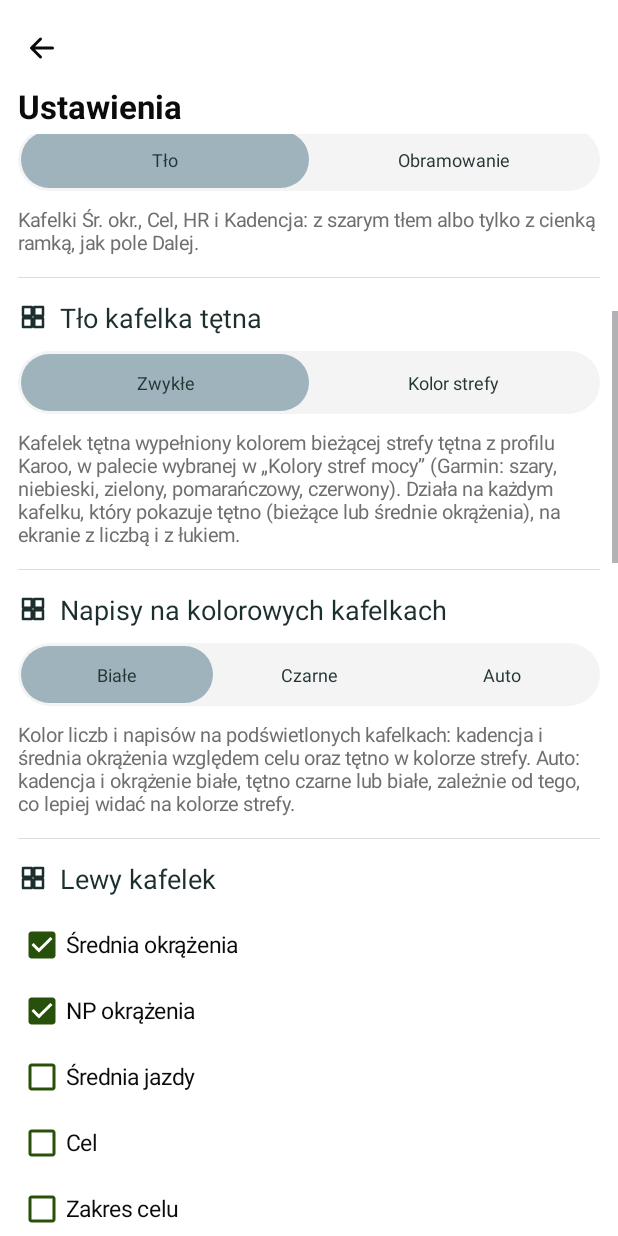
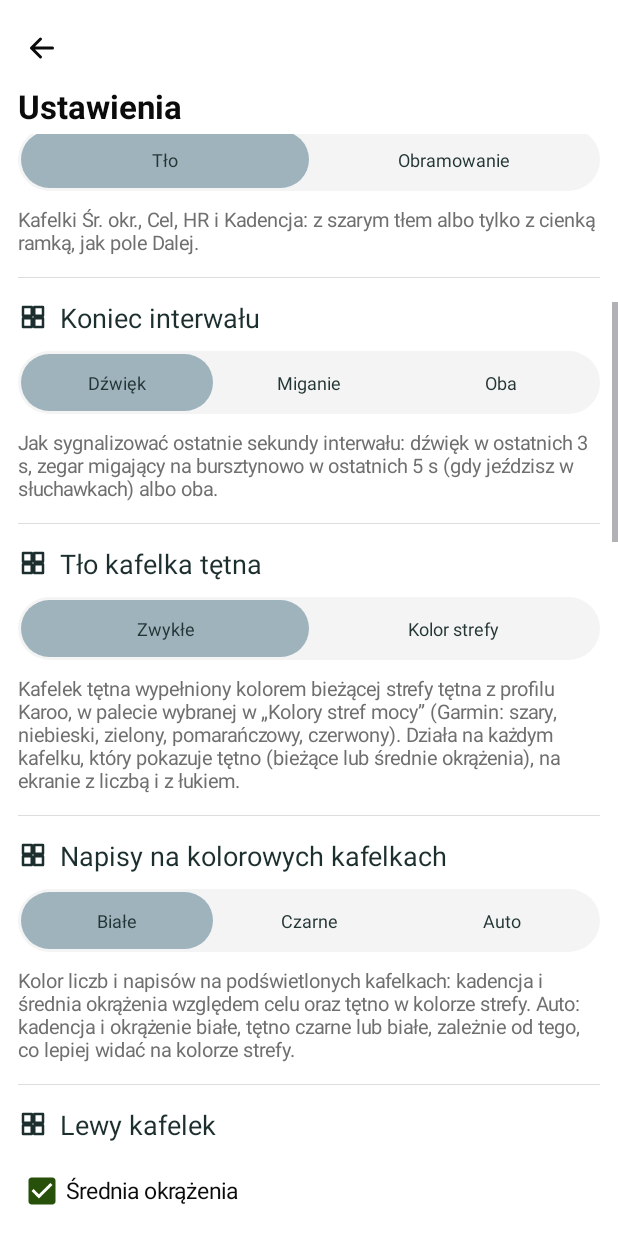
Before and after one commit to lukaszzsch/karoo-interval-stride, an Android app: the SettingsActivity screen opened directly, with no data from a screen before it, scrolled down 514 dp, on a phone screen of 412 x 824 dp. Run offline under Robolectric (Android 15) with nearby library versions, the phone set to English and light mode, and no system bars; our stand-ins replace Timber.

Commit message:
Settings › Koniec interwału: beeps, the clock flashing, or both
For riding with headphones: in an interval's last 5 s the clock flashes
amber (a second amber text, a second an amber block), instead of or as
well as the beeps in the last 3 s. Beeps stay the default.

Co-Authored-By: Claude Opus 5.5 <noreply@anthropic.com>
Claude-Session: https://claude.ai/code/session_01AFaCs1PaoMjoeyFWoY6QzQ

```diff
--- a/app/src/main/kotlin/com/daviddokakis/karoointerval/IntervalDataType.kt
+++ b/app/src/main/kotlin/com/daviddokakis/karoointerval/IntervalDataType.kt
@@ -57,7 +57,7 @@ class IntervalDataType(
                 val key = Key(
                     s.countdown, s.stepIndex, s.workoutPaused, s.chartZoomed, s.plan?.id, s.selectTarget,
                     s.selectProgress, s.moveCancelled, s.targetShowsRange, s.wattsMode, s.karooStyle, s.appearance, s.navigating, s.hrShowsLap, s.lapShowsNp,
-                    s.autoConfirmLeft, s.finishArmed, s.finished, s.ergActive, s.intensityPct, s.clockShowsElapsed, s.freeChartSpan, s.waiting, s.summary, s.freePowerTile, s.freeHrTile, s.topRow, s.tileOutline, s.cadTile, s.lapCadence, s.rideCadence, s.gaugeRedOutside, s.zonePalette, s.hrTileZone, s.filledText, s.rideNp, s.rideIf, s.rideTss,
+                    s.autoConfirmLeft, s.finishArmed, s.finished, s.ergActive, s.intensityPct, s.clockShowsElapsed, s.freeChartSpan, s.waiting, s.summary, s.freePowerTile, s.freeHrTile, s.topRow, s.tileOutline, s.cadTile, s.lapCadence, s.rideCadence, s.gaugeRedOutside, s.zonePalette, s.hrTileZone, s.intervalEndAlert, s.filledText, s.rideNp, s.rideIf, s.rideTss,
                     s.indoor, s.rideIdle, s.ergConnected, s.trainerOutdoor,
                     s.infoOpen, s.freeClockShowsRide, s.ratingSummary, s.leftTile, s.rightTile, s.leftTileIndex, s.rightTileIndex,
                     // Each new second of the interval clock redraws as soon as the Karoo allows,
@@ -125,6 +125,7 @@ class IntervalDataType(
         val gaugeRedOutside: Boolean,
         val zonePalette: ZonePalette,
         val hrTileZone: Boolean,
+        val intervalEndAlert: IntervalEndAlert,
         val filledText: FilledText,
         val rideNp: Int?,
         val rideIf: Double?,
--- a/app/src/main/kotlin/com/daviddokakis/karoointerval/ScreenState.kt
+++ b/app/src/main/kotlin/com/daviddokakis/karoointerval/ScreenState.kt
@@ -111,6 +111,8 @@ data class ScreenState(
     val gaugeRedOutside: Boolean = false,
     /** HR tile filled with the heart rate zone's colour (Settings). */
     val hrTileZone: Boolean = false,
+    /** Settings › Koniec interwału. */
+    val intervalEndAlert: IntervalEndAlert = IntervalEndAlert.SOUND,
     /** Text on filled tiles (Settings). */
     val filledText: FilledText = FilledText.WHITE,
     /** Power zone colours in use (Settings), so a change redraws the field. */
--- a/app/src/main/kotlin/com/daviddokakis/karoointerval/SettingsActivity.kt
+++ b/app/src/main/kotlin/com/daviddokakis/karoointerval/SettingsActivity.kt
@@ -137,6 +137,17 @@ class SettingsActivity : AppearanceActivity() {
             },
         )
         form.addView(settingsHelp(getString(R.string.tiles_style_help)))
+        form.addView(settingsDivider())
+
+        // Last seconds of an interval: beeps / the clock flashing / both
+        form.addView(settingsHeading(R.drawable.ic_style, getString(R.string.end_alert)))
+        form.addView(
+            segmented(IntervalEndAlert.entries.map { it.label to it }, store.intervalEndAlert.value) { picked ->
+                store.setIntervalEndAlert(picked)
+                render()
+            },
+        )
+        form.addView(settingsHelp(getString(R.string.end_alert_help)))
         form.addView(settingsDivider())
 
         // HR tile: plain / filled with the heart rate zone colour
--- a/app/src/main/kotlin/com/daviddokakis/karoointerval/WorkoutSession.kt
+++ b/app/src/main/kotlin/com/daviddokakis/karoointerval/WorkoutSession.kt
@@ -216,6 +216,7 @@ class WorkoutSession(
         scope.launch { store.zonePalette.collect { p -> _state.update { it.copy(zonePalette = p) } } }
         scope.launch { store.gaugeRedOutside.collect { on -> _state.update { it.copy(gaugeRedOutside = on) } } }
         scope.launch { store.hrTileZone.collect { on -> _state.update { it.copy(hrTileZone = on) } } }
+        scope.launch { store.intervalEndAlert.collect { a -> _state.update { it.copy(intervalEndAlert = a) } } }
         scope.launch { store.filledText.collect { t -> _state.update { it.copy(filledText = t) } } }
         collectInt(DataType.Type.CADENCE_LAP) { v -> _state.update { it.copy(lapCadence = v?.takeIf { c -> c > 0 }) } }
         collectInt(DataType.Type.AVERAGE_CADENCE) { v -> _state.update { it.copy(rideCadence = v?.takeIf { c -> c > 0 }) } }
@@ -657,7 +658,7 @@ class WorkoutSession(
             val after = remainingMs / 1000
 
             // Warn with short beeps in the last 3 seconds, unless a jump countdown is beeping already.
-            if (countdownJob?.isActive != true && after != before && after in 1..3) beep(WARN_TONE)
+            if (st.intervalEndAlert.beeps && countdownJob?.isActive != true && after != before && after in 1..3) beep(WARN_TONE)
 
             if (remainingMs <= 0) {
                 if (st.hasNext) {
--- /dev/null
+++ b/app/src/main/res/drawable/bg_clock_flash.xml
@@ -0,0 +1,6 @@
+<?xml version="1.0" encoding="utf-8"?>
+<!-- The interval clock in its last seconds (Settings › Koniec interwału): amber, flashing. -->
+<shape xmlns:android="http://schemas.android.com/apk/res/android" android:shape="rectangle">
+    <solid android:color="@color/clock_flash" />
+    <corners android:radius="6dp" />
+</shape>
--- a/app/src/main/res/values/colors.xml
+++ b/app/src/main/res/values/colors.xml
@@ -58,6 +58,8 @@
     <!-- Karoo native styling: Karoo's icon green, Karoo's button yellow (both modes, black symbol),
          and a grey, disabled skip button while paused -->
     <color name="karoo_green">#FF129A5E</color>
+    <!-- The interval clock flashing in its last seconds. -->
+    <color name="clock_flash">#FFFFB300</color>
     <color name="karoo_yellow">#FFFFE900</color>
     <color name="karoo_yellow_alt">#FFFFF27A</color>
     <color name="karoo_yellow_fg">#FF0B0B0B</color>
--- a/app/src/main/res/values/strings.xml
+++ b/app/src/main/res/values/strings.xml
@@ -84,6 +84,11 @@
     <string name="filled_text_black">Czarne</string>
     <string name="filled_text_auto">Auto</string>
     <string name="filled_text_help">Kolor liczb i napisów na podświetlonych kafelkach: kadencja i średnia okrążenia względem celu oraz tętno w kolorze strefy. Auto: kadencja i okrążenie białe, tętno czarne lub białe, zależnie od tego, co lepiej widać na kolorze strefy.</string>
+    <string name="end_alert">Koniec interwału</string>
+    <string name="end_alert_sound">Dźwięk</string>
+    <string name="end_alert_flash">Miganie</string>
+    <string name="end_alert_both">Oba</string>
+    <string name="end_alert_help">Jak sygnalizować ostatnie sekundy interwału: dźwięk w ostatnich 3 s, zegar migający na bursztynowo w ostatnich 5 s (gdy jeździsz w słuchawkach) albo oba.</string>
     <string name="hr_tile_zone">Tło kafelka tętna</string>
     <string name="hr_tile_plain">Zwykłe</string>
     <string name="hr_tile_zone_on">Kolor strefy</string>
```
Also changed, not shown: app/src/main/kotlin/com/daviddokakis/karoointerval/IntervalEndAlert.kt (added, +21 -0 lines), app/src/main/kotlin/com/daviddokakis/karoointerval/PlanStore.kt (+11 -0 lines), app/src/main/kotlin/com/daviddokakis/karoointerval/ScreenRenderer.kt (+22 -0 lines).
